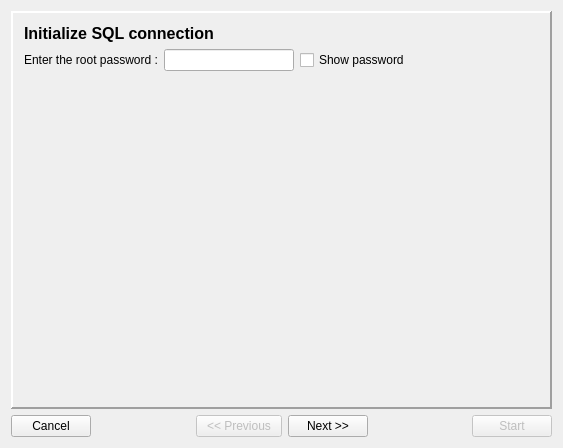
tbikfalvi/Belenus, file install/dlgMain.ui: the form before one commit.
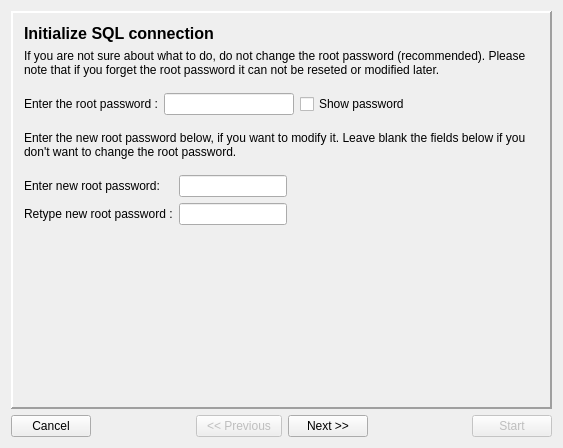
The form after the commit. The open tabs and pages were chosen to show the change. Icons and pictures are not drawn.

```diff
--- a/install/dlgMain.ui
+++ b/install/dlgMain.ui
@@ -1090,6 +1090,32 @@
          </property>
         </widget>
        </item>
+       <item>
+        <widget class="QLabel" name="lblText4_2">
+         <property name="text">
+          <string>If you are not sure about what to do, do not change the root password (recommended). Please note that if you forget the root password it can not be reseted or modified later.</string>
+         </property>
+         <property name="wordWrap">
+          <bool>true</bool>
+         </property>
+        </widget>
+       </item>
+       <item>
+        <spacer name="verticalSpacer_20">
+         <property name="orientation">
+          <enum>Qt::Vertical</enum>
+         </property>
+         <property name="sizeType">
+          <enum>QSizePolicy::Fixed</enum>
+         </property>
+         <property name="sizeHint" stdset="0">
+          <size>
+           <width>20</width>
+           <height>10</height>
+          </size>
+         </property>
+        </spacer>
+       </item>
        <item>
         <layout class="QHBoxLayout" name="horizontalLayout_21">
          <item>
@@ -1128,6 +1154,97 @@
          </item>
         </layout>
        </item>
+       <item>
+        <spacer name="verticalSpacer_21">
+         <property name="orientation">
+          <enum>Qt::Vertical</enum>
+         </property>
+         <property name="sizeType">
+          <enum>QSizePolicy::Fixed</enum>
+         </property>
+         <property name="sizeHint" stdset="0">
+          <size>
+           <width>20</width>
+           <height>10</height>
+          </size>
+         </property>
+        </spacer>
+       </item>
+       <item>
+        <widget class="QLabel" name="lblText4_3">
+         <property name="text">
+          <string>Enter the new root password below, if you want to modify it. Leave blank the fields below if you don't want to change the root password.</string>
+         </property>
+         <property name="wordWrap">
+          <bool>true</bool>
+         </property>
+        </widget>
+       </item>
+       <item>
+        <spacer name="verticalSpacer_22">
+         <property name="orientation">
+          <enum>Qt::Vertical</enum>
+         </property>
+         <property name="sizeType">
+          <enum>QSizePolicy::Fixed</enum>
+         </property>
+         <property name="sizeHint" stdset="0">
+          <size>
+           <width>20</width>
+           <height>10</height>
+          </size>
+         </property>
+        </spacer>
+       </item>
+       <item>
+        <layout class="QHBoxLayout" name="horizontalLayout_18">
+         <item>
+          <layout class="QFormLayout" name="formLayout">
+           <item row="0" column="0">
+            <widget class="QLabel" name="lblText4_4">
+             <property name="text">
+              <string>Enter new root password:</string>
+             </property>
+            </widget>
+           </item>
+           <item row="0" column="1">
+            <widget class="QLineEdit" name="ledSQLRootPsw1">
+             <property name="echoMode">
+              <enum>QLineEdit::Password</enum>
+             </property>
+            </widget>
+           </item>
+           <item row="1" column="0">
+            <widget class="QLabel" name="lblText4_5">
+             <property name="text">
+              <string>Retype new root password :</string>
+             </property>
+            </widget>
+           </item>
+           <item row="1" column="1">
+            <widget class="QLineEdit" name="ledSQLRootPsw2">
+             <property name="echoMode">
+              <enum>QLineEdit::Password</enum>
+             </property>
+            </widget>
+           </item>
+          </layout>
+         </item>
+         <item>
+          <spacer name="horizontalSpacer_26">
+           <property name="orientation">
+            <enum>Qt::Horizontal</enum>
+           </property>
+           <property name="sizeHint" stdset="0">
+            <size>
+             <width>40</width>
+             <height>20</height>
+            </size>
+           </property>
+          </spacer>
+         </item>
+        </layout>
+       </item>
        <item>
         <spacer name="verticalSpacer_18">
          <property name="orientation">
```
Left out of the diff: 2 changed lines with no effect on the pictures.
